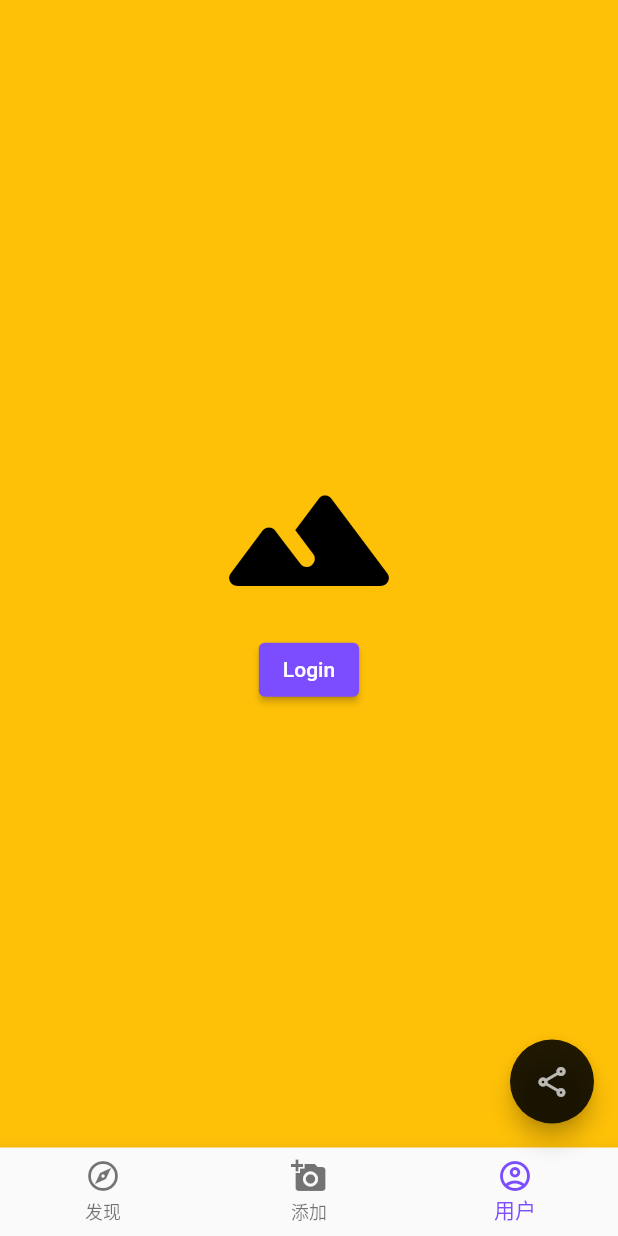
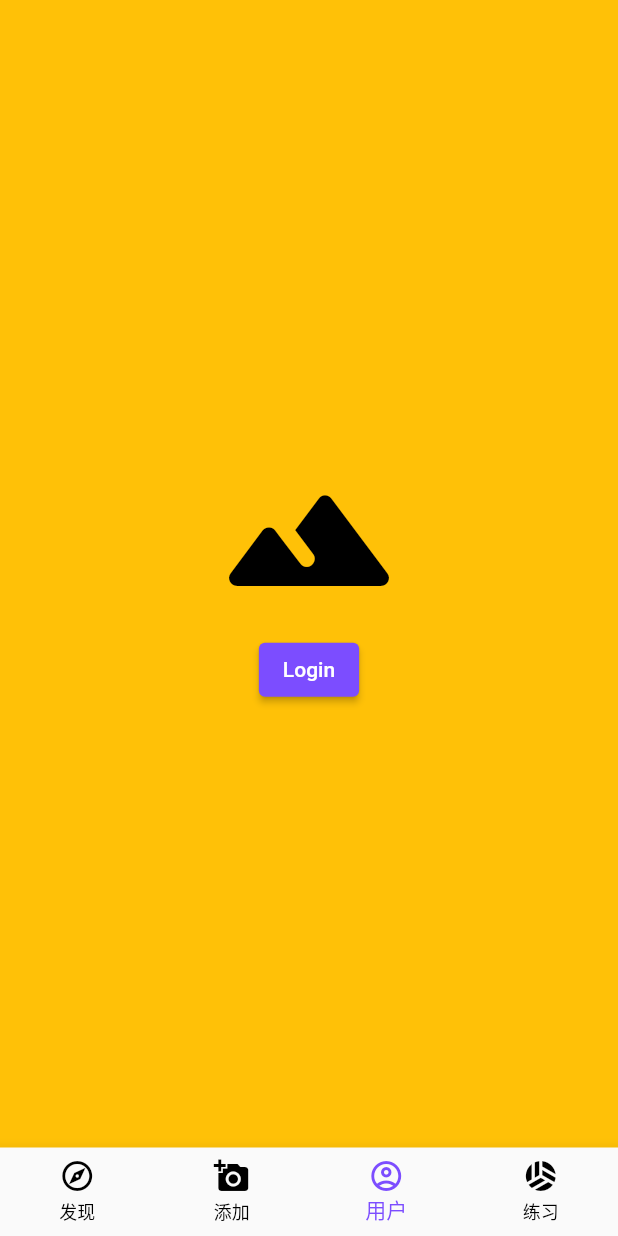
Before and after one commit to zz446449676/flutter_study, a Flutter app: the screen it shows after launch, on a phone screen of 412 x 824 dp. Run offline on Flutter 3.47's test engine with Material 2 defaults, Android fonts, the phone set to English and light mode, and no system bars.

Commit message:
Layout基本布局使用

```diff
--- a/lib/app.dart
+++ b/lib/app.dart
@@ -42,7 +42,7 @@ class _AppState extends State<App> {
             currentIndex: currentAppBottomNavigationBarItem,
             onTap: onTapAppBottomNavigationBarItem,
           ),
-          floatingActionButton: const AppFloatingActionButton(),
+          //floatingActionButton: const AppFloatingActionButton(),
           drawer: const AppPageAside(),
         ),
       ),
--- a/lib/app/components/app_page_bottom.dart
+++ b/lib/app/components/app_page_bottom.dart
@@ -11,6 +11,10 @@ class AppPageBottom extends StatelessWidget {
     return BottomNavigationBar(
       currentIndex: currentIndex,
       onTap: onTap,
+      unselectedItemColor: Colors.black,
+      selectedItemColor: Colors.deepPurpleAccent,
+      showSelectedLabels: true,
+      type: BottomNavigationBarType.fixed,
       items: const [
         BottomNavigationBarItem(
           icon: Icon(Icons.explore_outlined),
@@ -24,6 +28,10 @@ class AppPageBottom extends StatelessWidget {
           icon: Icon(Icons.account_circle_outlined),
           label: '用户',
         ),
+        BottomNavigationBarItem(
+          icon: Icon(Icons.sports_volleyball),
+          label: '练习',
+        ),
       ],
     );
   }
--- a/lib/app/components/app_page_main.dart
+++ b/lib/app/components/app_page_main.dart
@@ -1,4 +1,5 @@
 import 'package:flutter/material.dart';
+import 'package:xb2_flutter/playground/playground.dart';
 import 'package:xb2_flutter/post/create/post_create.dart';
 import 'package:xb2_flutter/post/index/post_index.dart';
 import 'package:xb2_flutter/user/profile/user_profile.dart';
@@ -17,6 +18,9 @@ class AppPageMain extends StatelessWidget {
 
     // 用户
     const UserProfile(),
+
+    // 练习
+    const Playground(),
   ];
 
   @override
```
Also changed, not shown: lib/playground/layout/components/playground_layout_item.dart (added, +30 -0 lines), lib/playground/layout/playground_layout.dart (added, +27 -0 lines), lib/playground/playground.dart (added, +11 -0 lines).
